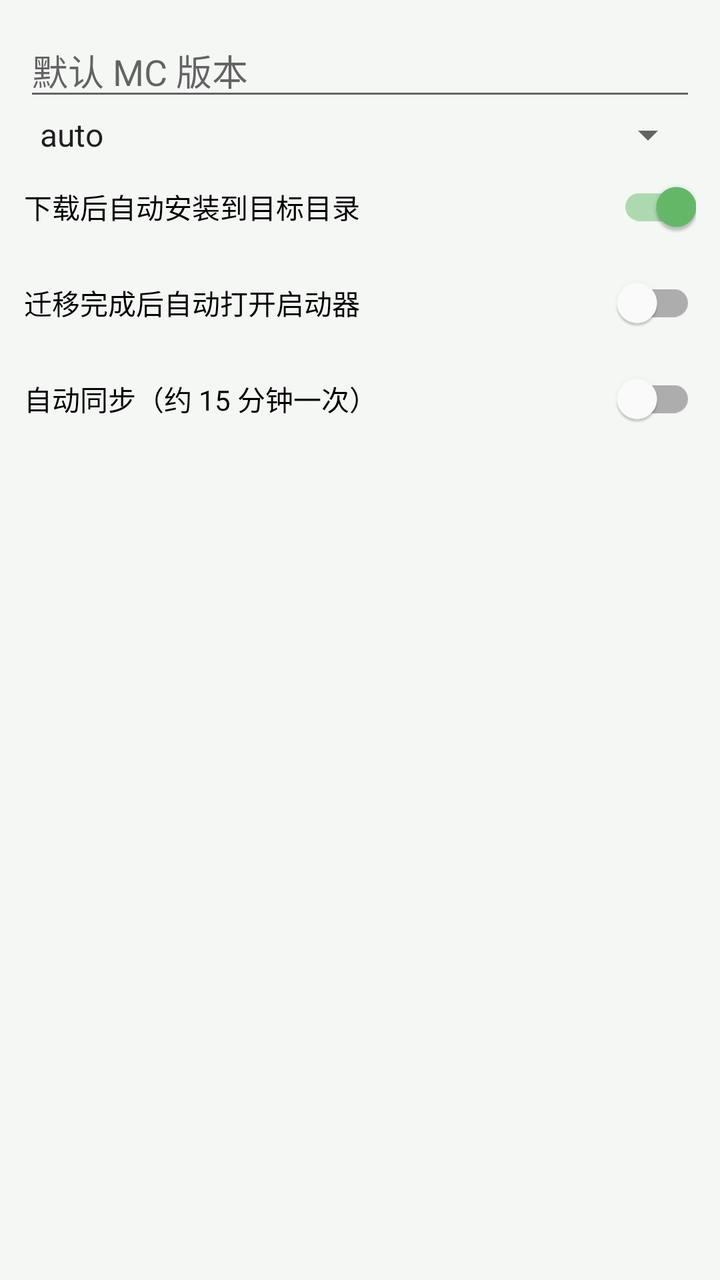
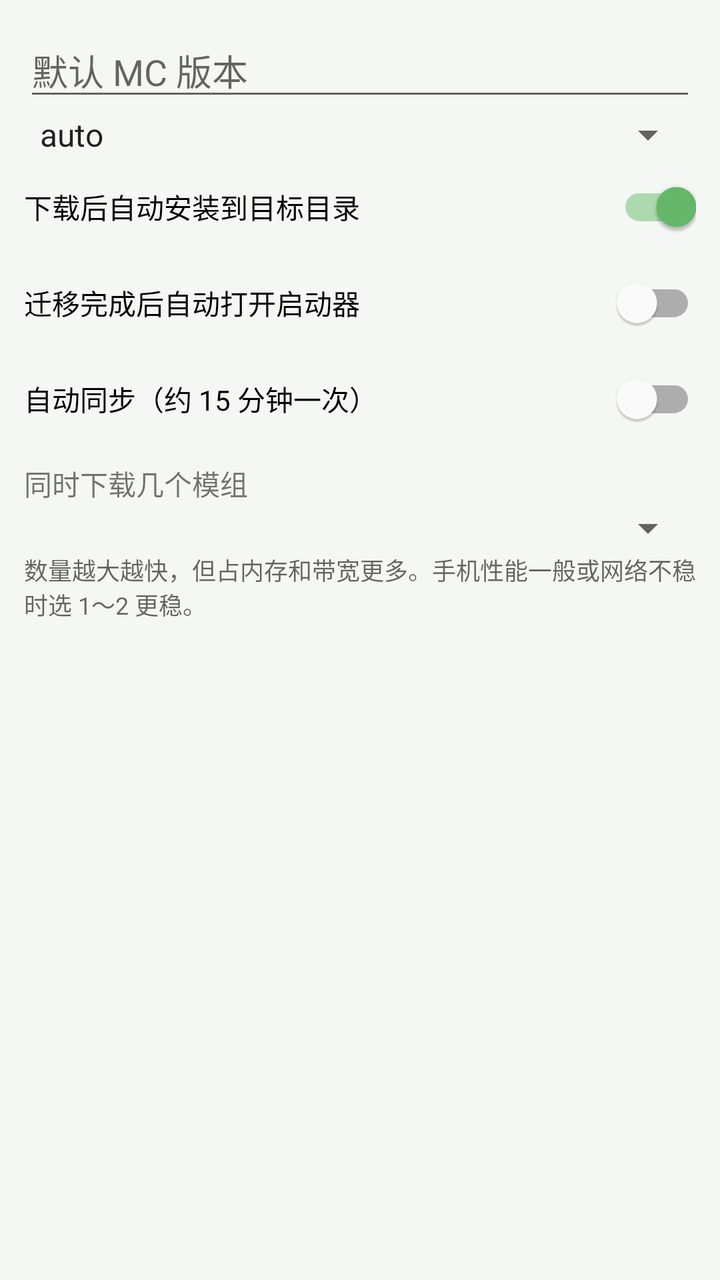

Screens rendered from an Android XML layout before and after an edit, with the pre-edit source and the edit as a unified diff.
<!-- AndroidManifest.xml: application theme Theme.ModMigrator -->
<!-- res/layout/fragment_settings_migrate.xml -->
<?xml version="1.0" encoding="utf-8"?>
<ScrollView xmlns:android="http://schemas.android.com/apk/res/android"
    android:layout_width="match_parent"
    android:layout_height="match_parent"
    android:padding="12dp">

    <LinearLayout
        android:layout_width="match_parent"
        android:layout_height="wrap_content"
        android:orientation="vertical">

        <EditText
            android:id="@+id/etDefVersion"
            android:layout_width="match_parent"
            android:layout_height="wrap_content"
            android:hint="@string/cfg_default_version"
            android:inputType="text"
            android:singleLine="true" />

        <Spinner
            android:id="@+id/spDefLoader"
            android:layout_width="match_parent"
            android:layout_height="wrap_content"
            android:entries="@array/loaders" />

        <com.google.android.material.switchmaterial.SwitchMaterial
            android:id="@+id/swAutoInstall"
            android:layout_width="match_parent"
            android:layout_height="wrap_content"
            android:checked="true"
            android:text="@string/cfg_auto_install" />

        <com.google.android.material.switchmaterial.SwitchMaterial
            android:id="@+id/swAutoLaunch"
            android:layout_width="match_parent"
            android:layout_height="wrap_content"
            android:text="@string/cfg_auto_launch" />

        <com.google.android.material.switchmaterial.SwitchMaterial
            android:id="@+id/swAutoSync"
            android:layout_width="match_parent"
            android:layout_height="wrap_content"
            android:text="@string/cfg_auto_sync" />
    </LinearLayout>
</ScrollView>
<!-- resources referenced by this layout -->
<resources>
  <string-array name="loaders">
          <item>auto</item>
          <item>fabric</item>
          <item>forge</item>
          <item>neoforge</item>
          <item>quilt</item>
      </string-array>
  <string name="cfg_auto_install">下载后自动安装到目标目录</string>
  <string name="cfg_auto_launch">迁移完成后自动打开启动器</string>
  <string name="cfg_auto_sync">自动同步（约 15 分钟一次）</string>
  <string name="cfg_default_version">默认 MC 版本</string>
  <style name="Theme.ModMigrator" parent="Theme.MaterialComponents.DayNight.NoActionBar">
          <item name="colorPrimary">@color/primary</item>
          <item name="colorPrimaryDark">@color/primaryDark</item>
          <item name="colorAccent">@color/accent</item>
          <item name="android:windowBackground">@color/bg</item>
          <item name="android:statusBarColor">@color/primaryDark</item>
          <item name="preferenceTheme">@style/PreferenceThemeOverlay</item>
      </style>
  <color name="primary">#FF2E7D32</color>
  <color name="primaryDark">#FF1B5E20</color>
  <color name="accent">#FF66BB6A</color>
  <color name="bg">#FFF5F7F5</color>
</resources>

<!-- the commit's change to res/layout/fragment_settings_migrate.xml (unified diff, before → after) -->
@@ -41,5 +41,24 @@
             android:layout_width="match_parent"
             android:layout_height="wrap_content"
             android:text="@string/cfg_auto_sync" />
-    </LinearLayout>
+        <TextView
+        android:layout_width="match_parent"
+        android:layout_height="wrap_content"
+        android:paddingTop="8dp"
+        android:text="@string/cfg_parallel"
+        android:textSize="14sp" />
+
+    <Spinner
+        android:id="@+id/spParallel"
+        android:layout_width="match_parent"
+        android:layout_height="wrap_content" />
+
+    <TextView
+        android:layout_width="match_parent"
+        android:layout_height="wrap_content"
+        android:text="@string/cfg_parallel_hint"
+        android:textColor="@color/textSecondary"
+        android:textSize="12sp" />
+
+</LinearLayout>
 </ScrollView>
<!-- resource entries referenced after the edit -->
@@ -7,10 +7,13 @@
           <item>neoforge</item>
           <item>quilt</item>
       </string-array>
+  <color name="textSecondary">#99000000</color>
   <string name="cfg_auto_install">下载后自动安装到目标目录</string>
   <string name="cfg_auto_launch">迁移完成后自动打开启动器</string>
   <string name="cfg_auto_sync">自动同步（约 15 分钟一次）</string>
   <string name="cfg_default_version">默认 MC 版本</string>
+  <string name="cfg_parallel">同时下载几个模组</string>
+  <string name="cfg_parallel_hint">数量越大越快，但占内存和带宽更多。手机性能一般或网络不稳时选 1～2 更稳。</string>
   <style name="Theme.ModMigrator" parent="Theme.MaterialComponents.DayNight.NoActionBar">
           <item name="colorPrimary">@color/primary</item>
           <item name="colorPrimaryDark">@color/primaryDark</item>
